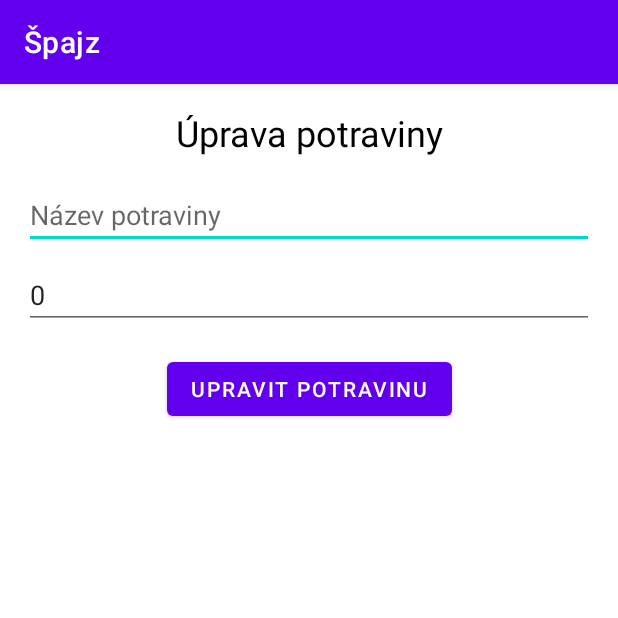
After one commit to Sidney711/spajz-android-app, an Android app: the UpdateFoodActivity screen opened directly, with no data from a screen before it, on a phone screen of 412 x 824 dp, the top half of it. The commit adds this screen. Run offline under Robolectric (Android 15) with nearby library versions, the phone set to English and light mode, and no system bars.

Commit message:
Change food done

```diff
--- a/app/src/main/java/com/example/spajz/FoodManager.java
+++ b/app/src/main/java/com/example/spajz/FoodManager.java
@@ -52,10 +52,11 @@ public class FoodManager {
         saveFoodList(foodList);
     }
 
-    private void saveFoodList(List<Food> foodList) {
+    public void saveFoodList(List<Food> foodList) {
         String json = gson.toJson(foodList);
         SharedPreferences.Editor editor = sharedPreferences.edit();
         editor.putString(FOOD_LIST_KEY, json);
         editor.apply();
     }
+
 }
--- /dev/null
+++ b/app/src/main/java/com/example/spajz/UpdateFoodActivity.java
@@ -0,0 +1,58 @@
+package com.example.spajz;
+
+import android.content.Intent;
+import android.os.Bundle;
+import android.view.View;
+import android.widget.Button;
+import android.widget.EditText;
+import android.widget.Toast;
+
+import androidx.appcompat.app.AppCompatActivity;
+
+public class UpdateFoodActivity extends AppCompatActivity {
+    private EditText editTextFoodName;
+    private EditText editTextFoodCount;
+    private int position;
+
+    @Override
+    protected void onCreate(Bundle savedInstanceState) {
+        super.onCreate(savedInstanceState);
+        setContentView(R.layout.activity_update_food);
+
+        // Získání dat potraviny z Intentu
+        Intent intent = getIntent();
+        String foodName = intent.getStringExtra("foodName");
+        int foodCount = intent.getIntExtra("foodCount", 0);
+        position = intent.getIntExtra("position", -1);
+
+        // Inicializace pohledů
+        editTextFoodName = findViewById(R.id.editTextFoodNameUpdate);
+        editTextFoodCount = findViewById(R.id.editTextFoodCountUpdate);
+        editTextFoodName.setText(foodName);
+        editTextFoodCount.setText(String.valueOf(foodCount));
+
+        Button buttonUpdateFood = findViewById(R.id.buttonSaveChanges);
+        buttonUpdateFood.setOnClickListener(new View.OnClickListener() {
+            @Override
+            public void onClick(View v) {
+                updateFood();
+            }
+        });
+    }
+
+    private void updateFood() {
+        // Získání aktualizovaných hodnot z pohledů
+        String updatedFoodName = editTextFoodName.getText().toString();
+        int updatedFoodCount = Integer.parseInt(editTextFoodCount.getText().toString());
+
+        // Vytvoření intentu pro přenos výsledků zpět do FoodListActivity
+        Intent resultIntent = new Intent();
+        resultIntent.putExtra("foodName", updatedFoodName);
+        resultIntent.putExtra("foodCount", updatedFoodCount);
+        resultIntent.putExtra("position", position);
+        setResult(RESULT_OK, resultIntent);
+        finish();
+    }
+
+
+}
--- /dev/null
+++ b/app/src/main/res/layout/activity_update_food.xml
@@ -0,0 +1,55 @@
+<?xml version="1.0" encoding="utf-8"?>
+<androidx.constraintlayout.widget.ConstraintLayout xmlns:android="http://schemas.android.com/apk/res/android"
+    xmlns:app="http://schemas.android.com/apk/res-auto"
+    xmlns:tools="http://schemas.android.com/tools"
+    android:layout_width="match_parent"
+    android:layout_height="match_parent"
+    tools:context=".UpdateFoodActivity">
+
+    <TextView
+        android:id="@+id/textViewTitle"
+        android:layout_width="wrap_content"
+        android:layout_height="wrap_content"
+        android:text="Úprava potraviny"
+        android:textSize="24sp"
+        android:textColor="#000000"
+        android:layout_marginTop="16dp"
+        app:layout_constraintTop_toTopOf="parent"
+        app:layout_constraintStart_toStartOf="parent"
+        app:layout_constraintEnd_toEndOf="parent" />
+
+    <EditText
+        android:id="@+id/editTextFoodNameUpdate"
+        android:layout_width="match_parent"
+        android:layout_height="wrap_content"
+        android:hint="Název potraviny"
+        android:inputType="text"
+        android:layout_margin="16dp"
+        app:layout_constraintTop_toBottomOf="@id/textViewTitle"
+        app:layout_constraintStart_toStartOf="parent"
+        app:layout_constraintEnd_toEndOf="parent" />
+
+    <EditText
+        android:id="@+id/editTextFoodCountUpdate"
+        android:layout_width="match_parent"
+        android:layout_height="wrap_content"
+        android:hint="Počet"
+        android:inputType="number"
+        android:layout_marginStart="16dp"
+        android:layout_marginTop="8dp"
+        android:layout_marginEnd="16dp"
+        app:layout_constraintTop_toBottomOf="@id/editTextFoodNameUpdate"
+        app:layout_constraintStart_toStartOf="parent"
+        app:layout_constraintEnd_toEndOf="parent" />
+
+    <Button
+        android:id="@+id/buttonSaveChanges"
+        android:layout_width="wrap_content"
+        android:layout_height="wrap_content"
+        android:text="Upravit potravinu"
+        android:layout_margin="16dp"
+        app:layout_constraintTop_toBottomOf="@id/editTextFoodCountUpdate"
+        app:layout_constraintStart_toStartOf="parent"
+        app:layout_constraintEnd_toEndOf="parent" />
+
+</androidx.constraintlayout.widget.ConstraintLayout>
```
Also changed, not shown: app/src/main/AndroidManifest.xml (+9 -0 lines), app/src/main/java/com/example/spajz/Food.java (+8 -0 lines), app/src/main/java/com/example/spajz/FoodAdapter.java (+29 -0 lines), app/src/main/java/com/example/spajz/FoodListActivity.java (+23 -0 lines), app/src/main/res/layout/list_item_food.xml (+9 -1 lines), app/src/main/res/drawable/edit_icon.png (added).
